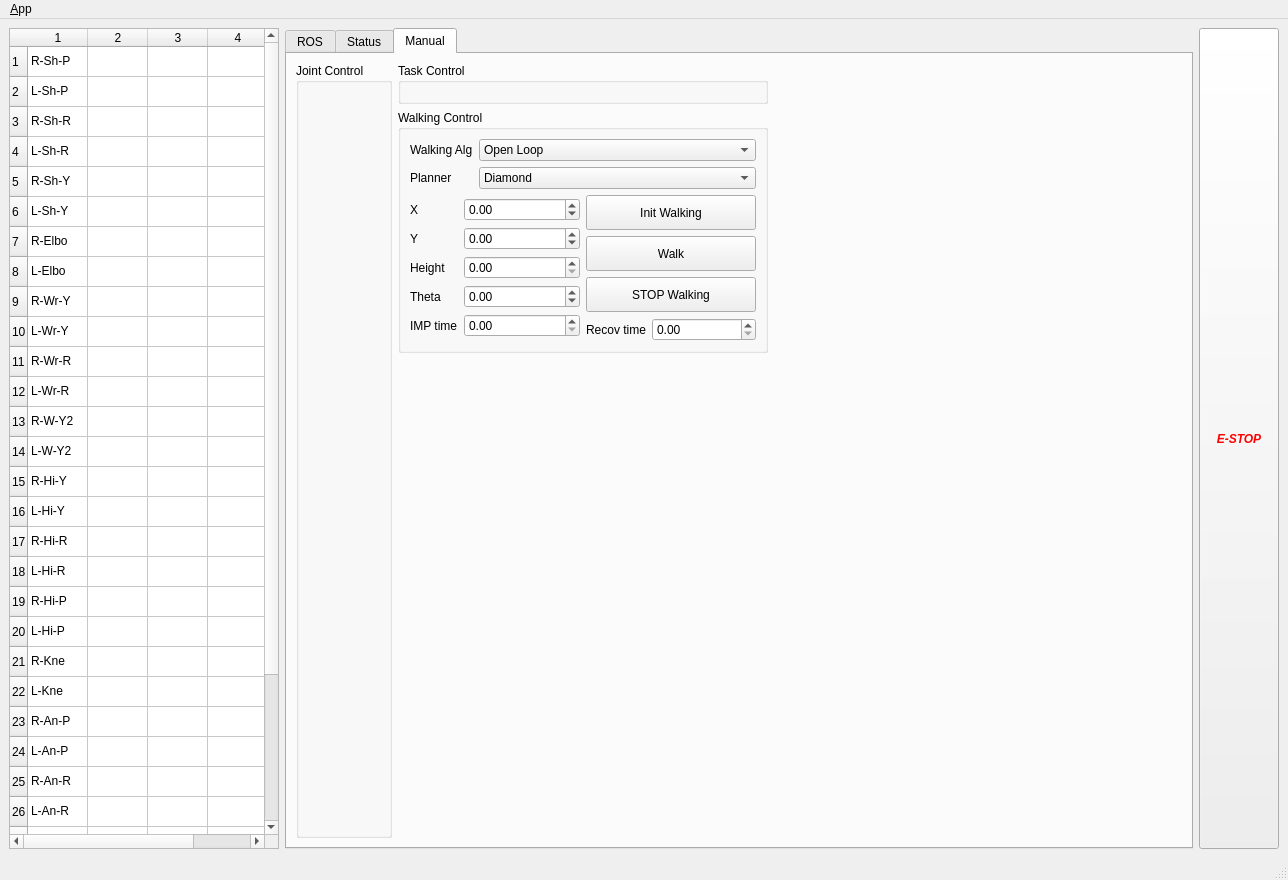
This is dyros_black_ui/ui/main_window.ui in jmpechem/sm_n_vis as Qt 5 draws it before an edit. The edited form follows.
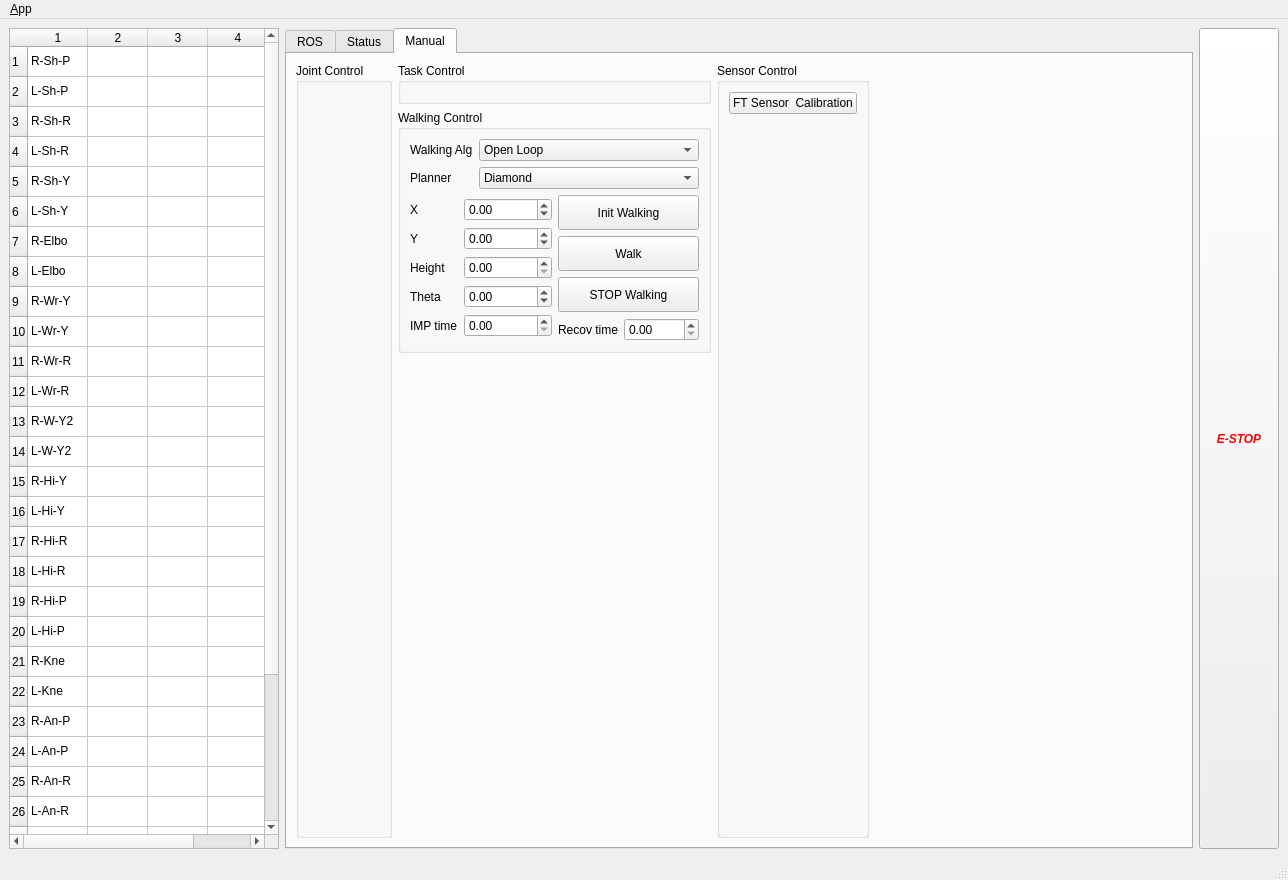
This is the edited form. The open tabs and pages were chosen to show the change. Icons and pictures are not drawn.

Commit message: ui updated - sensor calib button added.

Diff of the .ui file:
```diff
--- a/dyros_black_ui/ui/main_window.ui
+++ b/dyros_black_ui/ui/main_window.ui
@@ -1113,7 +1113,7 @@
        </attribute>
        <layout class="QHBoxLayout" name="horizontalLayout_2">
         <item>
-         <layout class="QHBoxLayout" name="horizontalLayout" stretch="0,0,0">
+         <layout class="QHBoxLayout" name="horizontalLayout" stretch="0,0,0,0">
           <property name="sizeConstraint">
            <enum>QLayout::SetDefaultConstraint</enum>
           </property>
@@ -1431,6 +1431,39 @@
             </item>
            </layout>
           </item>
+          <item>
+           <widget class="QGroupBox" name="groupBox_sensor_ctrl">
+            <property name="title">
+             <string>Sensor Control</string>
+            </property>
+            <layout class="QVBoxLayout" name="verticalLayout_21">
+             <item>
+              <layout class="QVBoxLayout" name="verticalLayout_5">
+               <item>
+                <widget class="QPushButton" name="button_ft_calib">
+                 <property name="text">
+                  <string>FT Sensor  Calibration</string>
+                 </property>
+                </widget>
+               </item>
+              </layout>
+             </item>
+             <item>
+              <spacer name="verticalSpacer_12">
+               <property name="orientation">
+                <enum>Qt::Vertical</enum>
+               </property>
+               <property name="sizeHint" stdset="0">
+                <size>
+                 <width>20</width>
+                 <height>40</height>
+                </size>
+               </property>
+              </spacer>
+             </item>
+            </layout>
+           </widget>
+          </item>
           <item>
            <spacer name="horizontalSpacer_2">
             <property name="orientation">
```
Left out of the diff: 2 changed lines with no effect on the pictures. The commit also changes 4 other files.
